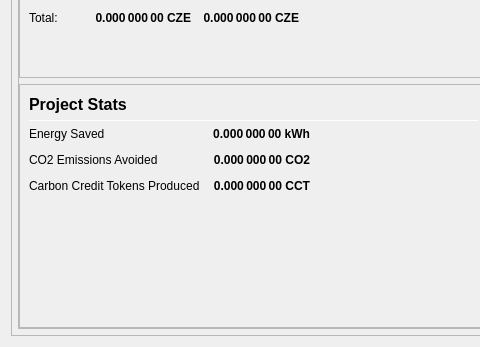
Carbon-Zero/CarbonZero, file src/qt/forms/overviewpage.ui: the form before one commit; both pictures show x 0 to 480 and y 494 to 841 of the 978 by 841 pixel window.
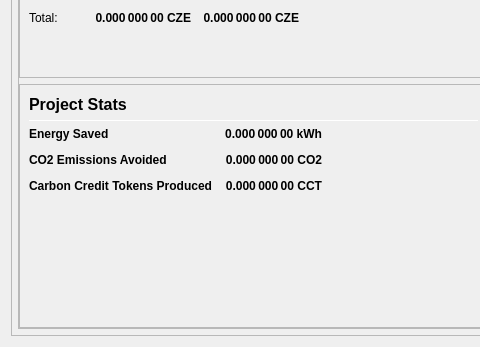
The form after the commit.

Commit message: Format Fonts

```diff
--- a/src/qt/forms/overviewpage.ui
+++ b/src/qt/forms/overviewpage.ui
@@ -907,6 +907,12 @@
                        </property>
                        <item row="1" column="0">
                         <widget class="QLabel" name="labelEnergySavedText">
+                         <property name="font">
+                          <font>
+                           <weight>75</weight>
+                           <bold>true</bold>
+                          </font>
+                         </property>
                          <property name="toolTip">
                           <string>The amount of energy saved using Carbon Zero vs Bitcoin</string>
                          </property>
@@ -936,6 +942,12 @@
                        </item>
                        <item row="2" column="0">
                         <widget class="QLabel" name="labelCO2Text">
+                         <property name="font">
+                          <font>
+                           <weight>75</weight>
+                           <bold>true</bold>
+                          </font>
+                         </property>
                          <property name="toolTip">
                           <string>The amount of greenhouse gasses avoided by using Carbon Zero vs Bitcoin</string>
                          </property>
@@ -965,6 +977,12 @@
                        </item>
                        <item row="3" column="0">
                         <widget class="QLabel" name="labelCarbonCreditText">
+                         <property name="font">
+                          <font>
+                           <weight>75</weight>
+                           <bold>true</bold>
+                          </font>
+                         </property>
                          <property name="toolTip">
                           <string>Carbon Credit ERC-20 Tokens produced by the Carbon Zero Project to date.</string>
                          </property>
```
Left out of the diff: 38 changed lines with no effect on the pictures.
